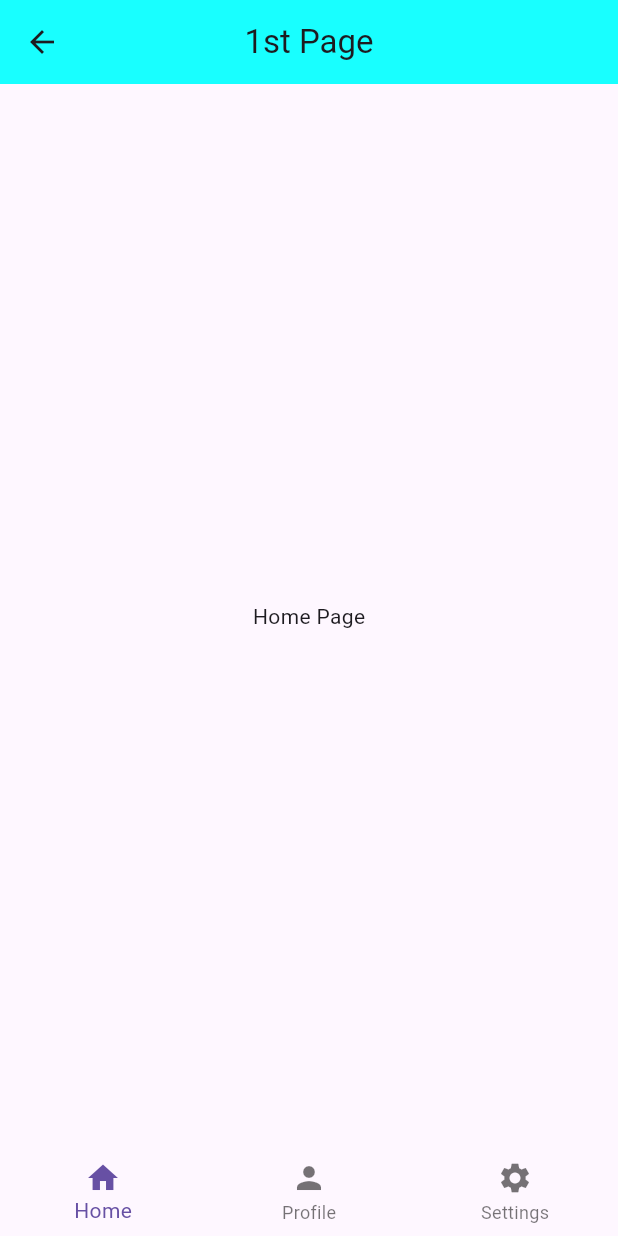
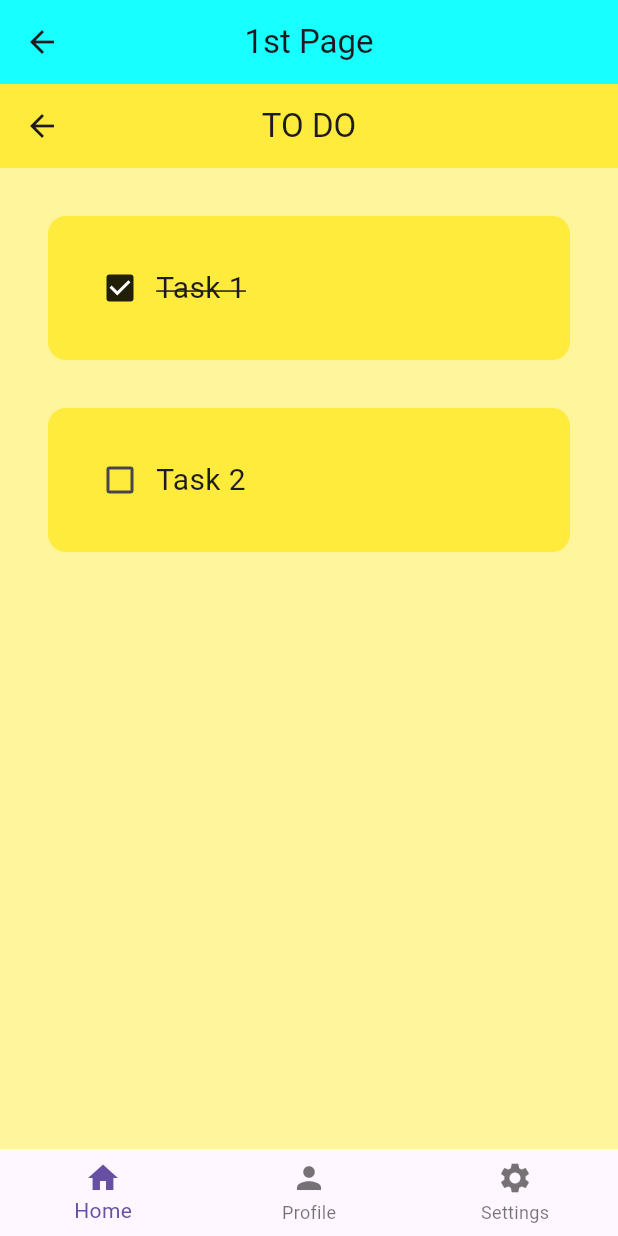
Before and after one commit to glenjaysondmello/taskzen_flutter, a Flutter app: the FirstPage screen opened directly, on a phone screen of 412 x 824 dp. Run offline on Flutter 3.47's test engine with Material 3 defaults, Android fonts, the phone set to English and light mode, and no system bars.

Commit message:
to do list tile creation

```diff
--- a/lib/main.dart
+++ b/lib/main.dart
@@ -1,5 +1,5 @@
 import 'package:flutter/material.dart';
-import 'package:new_project/pages/todo_page.dart';
+import 'package:new_project/pages/home_page.dart';
 
 void main() {
   runApp(const MyApp());
@@ -10,6 +10,6 @@ class MyApp extends StatelessWidget {
 
   @override
   Widget build(BuildContext context) {
-    return MaterialApp(debugShowCheckedModeBanner: false, home: TodoPage());
+    return MaterialApp(debugShowCheckedModeBanner: false, home: HomePage());
   }
 }
--- a/lib/pages/home_page.dart
+++ b/lib/pages/home_page.dart
@@ -1,10 +1,44 @@
 import 'package:flutter/material.dart';
+import 'package:new_project/util/todo_tile.dart';
 
-class HomePage extends StatelessWidget {
+class HomePage extends StatefulWidget {
   const HomePage({super.key});
 
   @override
+  State<HomePage> createState() => _HomePageState();
+}
+
+class _HomePageState extends State<HomePage> {
+  List todoList = [
+    ["Task 1", true],
+    ["Task 2", false],
+  ];
+
+  void checkBoxChanged(bool? value, int index) {
+    setState(() {
+      todoList[index][1] = value;
+    });
+  }
+
+  @override
   Widget build(BuildContext context) {
-    return Scaffold(body: Center(child: Text("Home Page")));
+    return Scaffold(
+      backgroundColor: Colors.yellow[200],
+      appBar: AppBar(
+        backgroundColor: Colors.yellow,
+        title: Text("TO DO"),
+        centerTitle: true,
+      ),
+      body: ListView.builder(
+        itemCount: todoList.length,
+        itemBuilder: (context, index) {
+          return TodoTile(
+            taskName: todoList[index][0],
+            taskComplete: todoList[index][1],
+            onChanged: (value) => checkBoxChanged(value, index),
+          );
+        },
+      ),
+    );
   }
 }
--- /dev/null
+++ b/lib/util/todo_tile.dart
@@ -0,0 +1,46 @@
+import 'package:flutter/material.dart';
+
+class TodoTile extends StatelessWidget {
+  final String taskName;
+  final bool taskComplete;
+  final Function(bool?)? onChanged;
+
+  const TodoTile({
+    super.key,
+    required this.taskName,
+    required this.taskComplete,
+    required this.onChanged,
+  });
+
+  @override
+  Widget build(BuildContext context) {
+    return Padding(
+      padding: EdgeInsets.only(right: 32, left: 32, top: 32),
+      child: Container(
+        padding: EdgeInsets.all(24),
+        decoration: BoxDecoration(
+          color: Colors.yellow,
+          borderRadius: BorderRadius.circular(12),
+        ),
+        child: Row(
+          children: [
+            Checkbox(
+              value: taskComplete,
+              onChanged: onChanged,
+              activeColor: Colors.black87,
+            ),
+            Text(
+              taskName,
+              style: TextStyle(
+                fontSize: 20,
+                decoration: taskComplete
+                    ? TextDecoration.lineThrough
+                    : TextDecoration.none,
+              ),
+            ),
+          ],
+        ),
+      ),
+    );
+  }
+}
```
